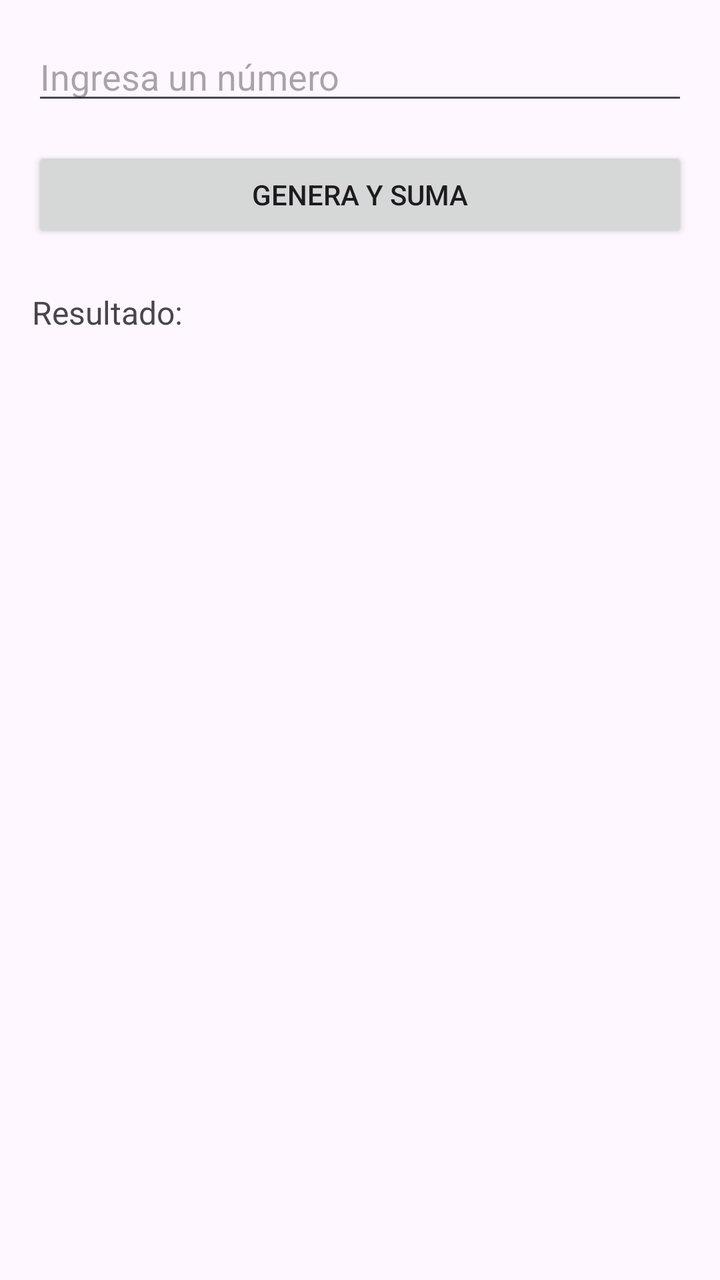
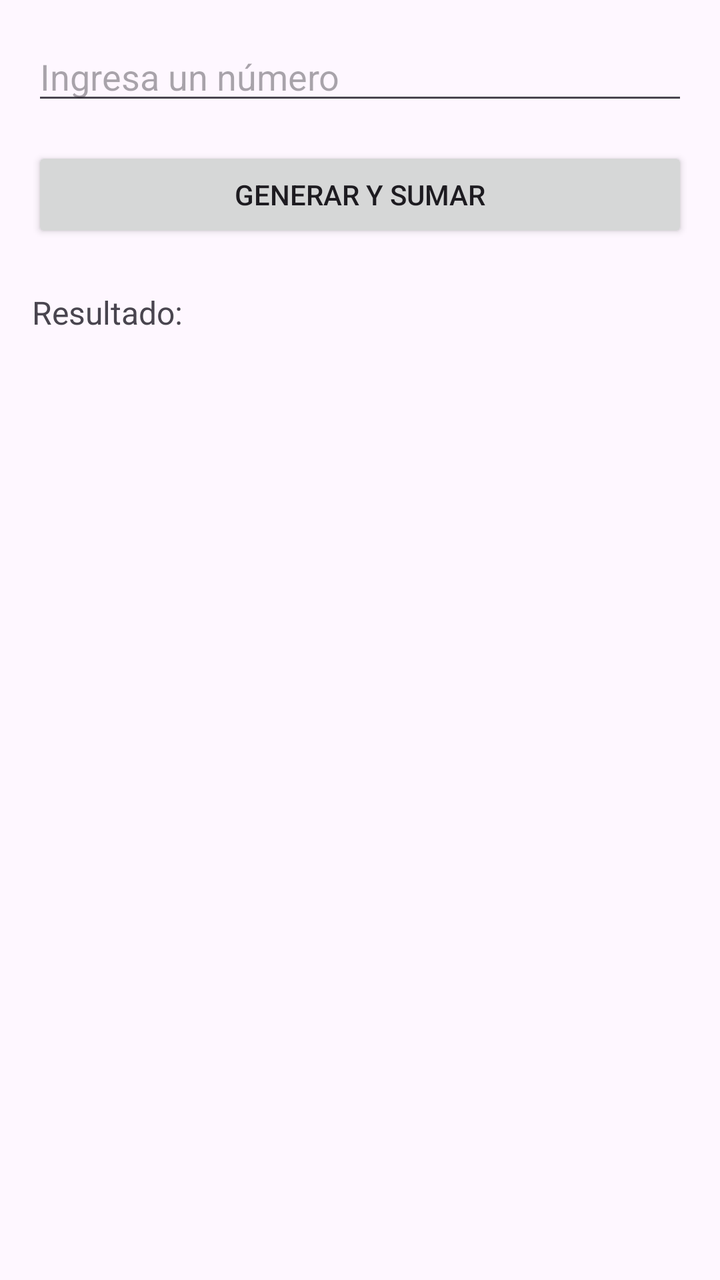

Compare the two renders of this Android layout. The source of the first and the diff that turns it into the second are given below.
<!-- AndroidManifest.xml: activity theme Theme.MyApplication -->
<!-- res/layout/activity_main.xml -->
<?xml version="1.0" encoding="utf-8"?>
<LinearLayout xmlns:android="http://schemas.android.com/apk/res/android"
    android:id="@+id/main"
    android:layout_width="match_parent"
    android:layout_height="match_parent"
    android:orientation="vertical"
    android:padding="16dp">

    <EditText
        android:id="@+id/etN"
        android:layout_width="match_parent"
        android:layout_height="wrap_content"
        android:hint="Ingresa un número"
        android:inputType="number" />

    <Button
        android:id="@+id/btnGenerar"
        android:layout_width="match_parent"
        android:layout_height="wrap_content"
        android:layout_marginTop="16dp"
        android:text="Genera y Suma" />

    <TextView
        android:id="@+id/tvResultado"
        android:layout_width="match_parent"
        android:layout_height="wrap_content"
        android:layout_marginTop="24dp"
        android:text="Resultado:"
        android:textSize="16sp" />

</LinearLayout>
<!-- resources referenced by this layout -->
<resources>
  <style name="Theme.MyApplication" parent="Base.Theme.MyApplication" />
  <style name="Base.Theme.MyApplication" parent="Theme.Material3.DayNight.NoActionBar">
          
          
      </style>
</resources>

<!-- the commit's change to res/layout/activity_main.xml (unified diff, before → after) -->
@@ -18,7 +18,7 @@
         android:layout_width="match_parent"
         android:layout_height="wrap_content"
         android:layout_marginTop="16dp"
-        android:text="Genera y Suma" />
+        android:text="Generar y Sumar" />
 
     <TextView
         android:id="@+id/tvResultado"
